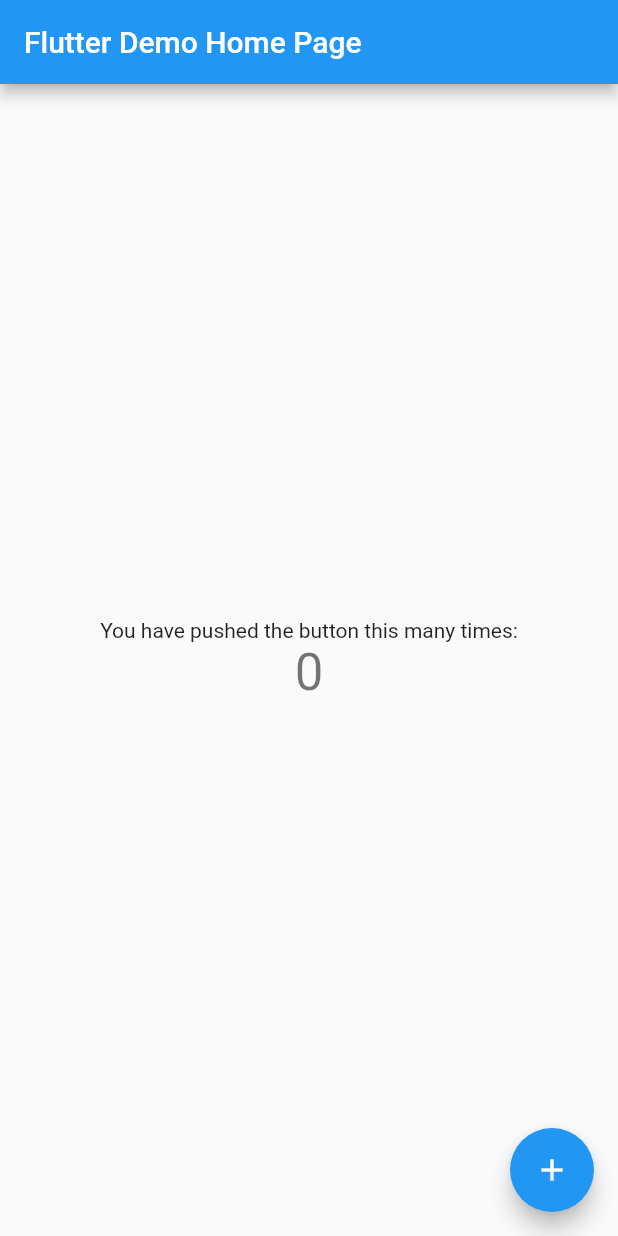
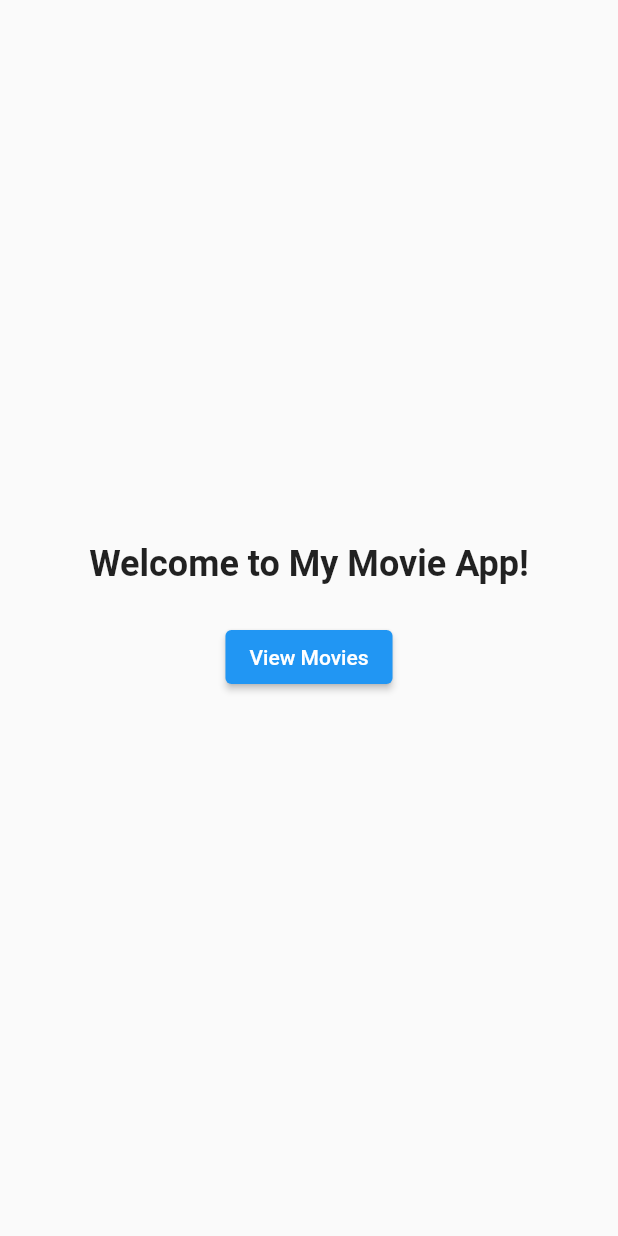
Before and after one commit to WilfredNjeunwi/MovieListApplicationwithDetails, a Flutter app: the screen it shows after launch, on a phone screen of 412 x 824 dp. Run offline on Flutter 3.47's test engine with Material 2 defaults, Android fonts, the phone set to English and light mode, and no system bars.

Commit message:
created a folder structure for the application and added the starter code for a few screens

```diff
--- a/movieapplication/lib/main.dart
+++ b/movieapplication/lib/main.dart
@@ -1,115 +1,23 @@
 import 'package:flutter/material.dart';
+import 'package:provider/provider.dart';
+import 'provider/provider.dart';
+import 'repository/repository.dart';
+import 'screens/starter_screen.dart';
 
 void main() {
-  runApp(const MyApp());
+  runApp(MyApp());
 }
 
 class MyApp extends StatelessWidget {
-  const MyApp({Key? key}) : super(key: key);
-
-  // This widget is the root of your application.
   @override
   Widget build(BuildContext context) {
-    return MaterialApp(
-      title: 'Flutter Demo',
-      theme: ThemeData(
-        // This is the theme of your application.
-        //
-        // Try running your application with "flutter run". You'll see the
-        // application has a blue toolbar. Then, without quitting the app, try
-        // changing the primarySwatch below to Colors.green and then invoke
-        // "hot reload" (press "r" in the console where you ran "flutter run",
-        // or simply save your changes to "hot reload" in a Flutter IDE).
-        // Notice that the counter didn't reset back to zero; the application
-        // is not restarted.
-        primarySwatch: Colors.blue,
+    return ChangeNotifierProvider(
+      create: (_) => MovieProvider(MovieRepository()),
+      child: MaterialApp(
+        debugShowCheckedModeBanner: false,
+        title: 'My Movie App',
+        home: StarterScreen(),
       ),
-      home: const MyHomePage(title: 'Flutter Demo Home Page'),
     );
   }
 }
-
-class MyHomePage extends StatefulWidget {
-  const MyHomePage({Key? key, required this.title}) : super(key: key);
-
-  // This widget is the home page of your application. It is stateful, meaning
-  // that it has a State object (defined below) that contains fields that affect
-  // how it looks.
-
-  // This class is the configuration for the state. It holds the values (in this
-  // case the title) provided by the parent (in this case the App widget) and
-  // used by the build method of the State. Fields in a Widget subclass are
-  // always marked "final".
-
-  final String title;
-
-  @override
-  State<MyHomePage> createState() => _MyHomePageState();
-}
-
-class _MyHomePageState extends State<MyHomePage> {
-  int _counter = 0;
-
-  void _incrementCounter() {
-    setState(() {
-      // This call to setState tells the Flutter framework that something has
-      // changed in this State, which causes it to rerun the build method below
-      // so that the display can reflect the updated values. If we changed
-      // _counter without calling setState(), then the build method would not be
-      // called again, and so nothing would appear to happen.
-      _counter++;
-    });
-  }
-
-  @override
-  Widget build(BuildContext context) {
-    // This method is rerun every time setState is called, for instance as done
-    // by the _incrementCounter method above.
-    //
-    // The Flutter framework has been optimized to make rerunning build methods
-    // fast, so that you can just rebuild anything that needs updating rather
-    // than having to individually change instances of widgets.
-    return Scaffold(
-      appBar: AppBar(
-        // Here we take the value from the MyHomePage object that was created by
-        // the App.build method, and use it to set our appbar title.
-        title: Text(widget.title),
-      ),
-      body: Center(
-        // Center is a layout widget. It takes a single child and positions it
-        // in the middle of the parent.
-        child: Column(
-          // Column is also a layout widget. It takes a list of children and
-          // arranges them vertically. By default, it sizes itself to fit its
-          // children horizontally, and tries to be as tall as its parent.
-          //
-          // Invoke "debug painting" (press "p" in the console, choose the
-          // "Toggle Debug Paint" action from the Flutter Inspector in Android
-          // Studio, or the "Toggle Debug Paint" command in Visual Studio Code)
-          // to see the wireframe for each widget.
-          //
-          // Column has various properties to control how it sizes itself and
-          // how it positions its children. Here we use mainAxisAlignment to
-          // center the children vertically; the main axis here is the vertical
-          // axis because Columns are vertical (the cross axis would be
-          // horizontal).
-          mainAxisAlignment: MainAxisAlignment.center,
-          children: <Widget>[
-            const Text(
-              'You have pushed the button this many times:',
-            ),
-            Text(
-              '$_counter',
-              style: Theme.of(context).textTheme.headline4,
-            ),
-          ],
-        ),
-      ),
-      floatingActionButton: FloatingActionButton(
-        onPressed: _incrementCounter,
-        tooltip: 'Increment',
-        child: const Icon(Icons.add),
-      ), // This trailing comma makes auto-formatting nicer for build methods.
-    );
-  }
-}
--- /dev/null
+++ b/movieapplication/lib/models/movie.dart
@@ -0,0 +1,34 @@
+class Movie {
+  final int id;
+  final String title;
+  final String overview;
+  final String posterPath;
+  final String backdropPath;
+  final double voteAverage;
+  final int voteCount;
+  final DateTime releaseDate;
+
+  Movie({
+    required this.id,
+    required this.title,
+    required this.overview,
+    required this.posterPath,
+    required this.backdropPath,
+    required this.voteAverage,
+    required this.voteCount,
+    required this.releaseDate,
+  });
+
+  factory Movie.fromJson(Map<String, dynamic> json) {
+    return Movie(
+      id: json['id'],
+      title: json['title'],
+      overview: json['overview'],
+      posterPath: json['poster_path'],
+      backdropPath: json['backdrop_path'],
+      voteAverage: json['vote_average'].toDouble(),
+      voteCount: json['vote_count'],
+      releaseDate: DateTime.parse(json['release_date']),
+    );
+  }
+}
--- /dev/null
+++ b/movieapplication/lib/provider/provider.dart
@@ -0,0 +1,28 @@
+import 'package:flutter/foundation.dart';
+import '../models/movie.dart';
+import '../repository/repository.dart';
+
+class MovieProvider extends ChangeNotifier {
+  final MovieRepository _movieRepository;
+  List<Movie> _movies = [];
+  bool _isLoading = false;
+
+  MovieProvider(this._movieRepository);
+
+  List<Movie> get movies => _movies;
+  bool get isLoading => _isLoading;
+
+  Future<void> fetchMovies() async {
+    try {
+      _isLoading = true;
+      notifyListeners();
+
+      _movies = await _movieRepository.fetchMovies();
+    } catch (error) {
+      rethrow;
+    } finally {
+      _isLoading = false;
+      notifyListeners();
+    }
+  }
+}
--- /dev/null
+++ b/movieapplication/lib/repository/repository.dart
@@ -0,0 +1,23 @@
+import 'dart:convert';
+import 'package:http/http.dart' as http;
+import 'package:flutter/foundation.dart';
+import '../models/movie.dart';
+
+class MovieRepository {
+  static const String _apiKey = '100f625bbfc0e7cdf3401d75336b5b81';
+  static const String _acess_token =
+      'eyJhbGciOiJIUzI1NiJ9.eyJhdWQiOiIxMDBmNjI1YmJmYzBlN2NkZjM0MDFkNzUzMzZiNWI4MSIsInN1YiI6IjY2NzNmZWQ0NTg3NzY3NjgwOTU0ODk1MCIsInNjb3BlcyI6WyJhcGlfcmVhZCJdLCJ2ZXJzaW9uIjoxfQ.nBoY1taoNBI6t69pSb_6lhLOZCAl2le9GDmJV0zjeZ4';
+  static const String _apiUrl = 'https://api.themoviedb.org/3/movie/popular';
+
+  Future<List<Movie>> fetchMovies() async {
+    try {
+      final response = await http.get(Uri.parse('$_apiUrl?api_key=$_apiKey'));
+      final data = json.decode(response.body);
+      final List<dynamic> moviesData = data['results'];
+
+      return moviesData.map((movieData) => Movie.fromJson(movieData)).toList();
+    } catch (error) {
+      rethrow;
+    }
+  }
+}
--- /dev/null
+++ b/movieapplication/lib/screens/starter_screen.dart
@@ -0,0 +1,41 @@
+import 'package:flutter/material.dart';
+import '../provider/provider.dart';
+import 'movie_list_screen.dart';
+
+class StarterScreen extends StatelessWidget {
+  @override
+  Widget build(BuildContext context) {
+    return Scaffold(
+      body: Center(
+        child: Column(
+          mainAxisAlignment: MainAxisAlignment.center,
+          children: [
+            Text(
+              'Welcome to My Movie App!',
+              style: TextStyle(
+                fontSize: 24.0,
+                fontWeight: FontWeight.bold,
+              ),
+            ),
+            SizedBox(height: 24.0),
+            ElevatedButton(
+              onPressed: () {
+                // Navigate to the MovieListScreen
+                // Navigator.push(
+                //   context,
+                //   MaterialPageRoute(
+                //     builder: (context) => ChangeNotifierProvider(
+                //       create: (_) => MovieProvider(),
+                //       child: MovieListScreen(),
+                //     ),
+                //   ),
+                // );
+              },
+              child: Text('View Movies'),
+            ),
+          ],
+        ),
+      ),
+    );
+  }
+}
--- a/movieapplication/pubspec.yaml
+++ b/movieapplication/pubspec.yaml
@@ -34,6 +34,8 @@
   # The following adds the Cupertino Icons font to your application.
   # Use with the CupertinoIcons class for iOS style icons.
   cupertino_icons: ^1.0.2
+  http: ^0.13.5
+  provider: ^6.1.2
 
 dev_dependencies:
   flutter_test:
```
Also changed, not shown: movieapplication/lib/screens/movie_details_screen.dart (added), movieapplication/lib/screens/movie_list_screen.dart (added), movieapplication/lib/widgets/movie_details.dart (added), movieapplication/lib/widgets/movie_list_item.dart (added), movieapplication/pubspec.lock.
